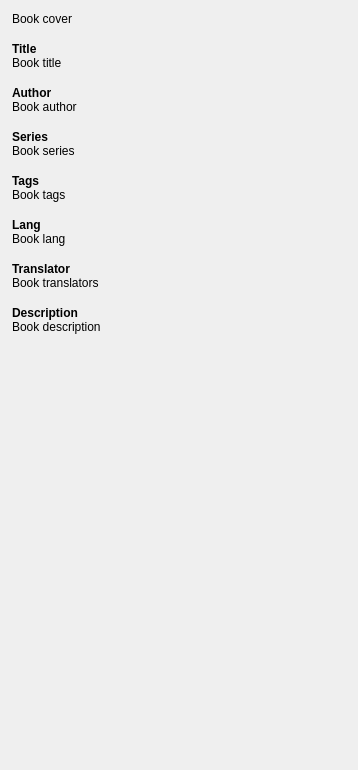
Old version of the form src/designer/bookinfopanel.ui in the repository dnkorpushov/libro2.
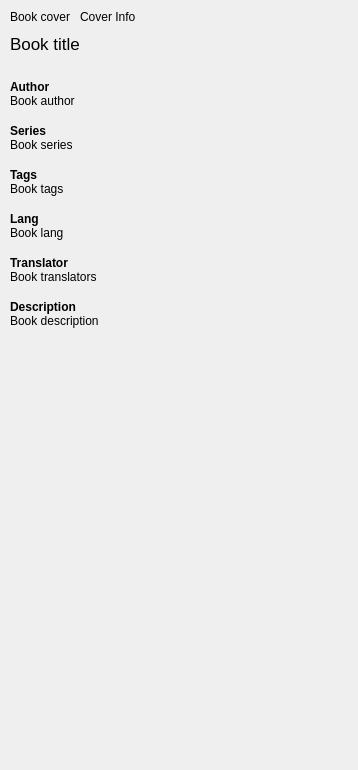
New version of the form.

Diff of the .ui file:
```diff
--- a/src/designer/bookinfopanel.ui
+++ b/src/designer/bookinfopanel.ui
@@ -65,56 +65,68 @@
         <height>770</height>
        </rect>
       </property>
-      <layout class="QVBoxLayout" name="verticalLayout" stretch="0,0,0,0,0,0,0,0,0,0,0,0,0,0,0,0">
+      <layout class="QVBoxLayout" name="verticalLayout">
        <property name="spacing">
         <number>0</number>
        </property>
        <property name="leftMargin">
-        <number>12</number>
+        <number>10</number>
        </property>
        <property name="topMargin">
-        <number>12</number>
+        <number>10</number>
        </property>
        <property name="rightMargin">
-        <number>12</number>
+        <number>10</number>
        </property>
        <property name="bottomMargin">
-        <number>6</number>
+        <number>10</number>
        </property>
        <item>
-        <widget class="QLabel" name="cover">
-         <property name="text">
-          <string>Book cover</string>
+        <layout class="QHBoxLayout" name="horizontalLayout" stretch="0,1">
+         <property name="spacing">
+          <number>10</number>
          </property>
-        </widget>
+         <item>
+          <widget class="QLabel" name="cover">
+           <property name="text">
+            <string>Book cover</string>
+           </property>
+          </widget>
+         </item>
+         <item>
+          <widget class="QLabel" name="coverInfo">
+           <property name="text">
+            <string>Cover Info</string>
+           </property>
+           <property name="alignment">
+            <set>Qt::AlignLeading|Qt::AlignLeft|Qt::AlignTop</set>
+           </property>
+           <property name="wordWrap">
+            <bool>true</bool>
+           </property>
+          </widget>
+         </item>
+        </layout>
        </item>
        <item>
-        <widget class="QLabel" name="labelTitle">
+        <widget class="QLabel" name="title">
          <property name="minimumSize">
           <size>
            <width>0</width>
-           <height>30</height>
+           <height>40</height>
           </size>
          </property>
          <property name="font">
           <font>
-           <weight>75</weight>
-           <bold>true</bold>
+           <pointsize>13</pointsize>
           </font>
          </property>
          <property name="text">
-          <string>Title</string>
-         </property>
-         <property name="alignment">
-          <set>Qt::AlignBottom|Qt::AlignLeading|Qt::AlignLeft</set>
-         </property>
-        </widget>
-       </item>
-       <item>
-        <widget class="QLabel" name="title">
-         <property name="text">
           <string>Book title</string>
          </property>
+         <property name="alignment">
+          <set>Qt::AlignLeading|Qt::AlignLeft|Qt::AlignVCenter</set>
+         </property>
          <property name="wordWrap">
           <bool>true</bool>
          </property>
```
